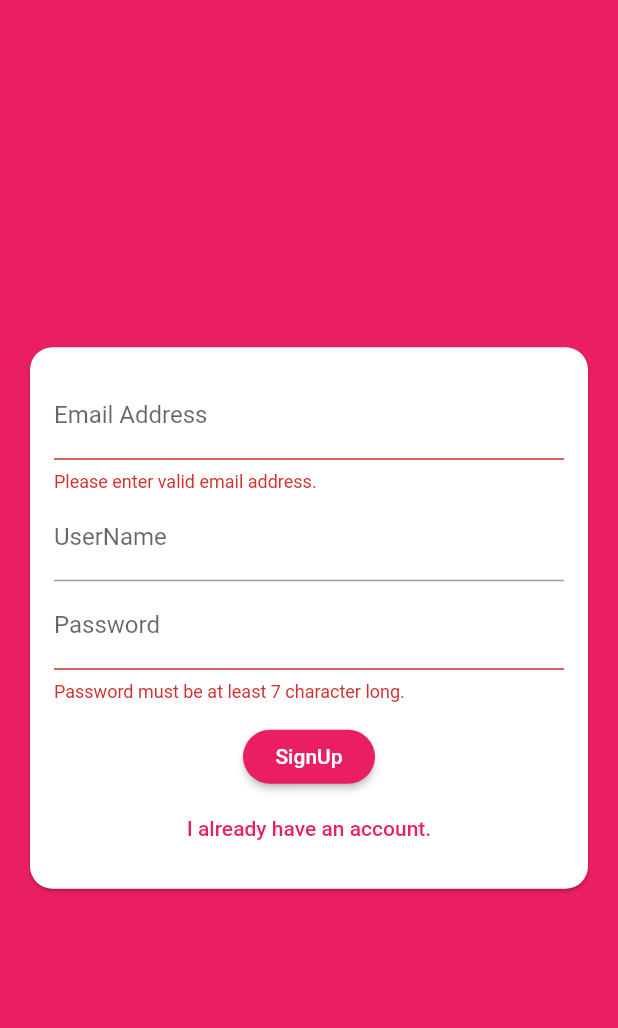
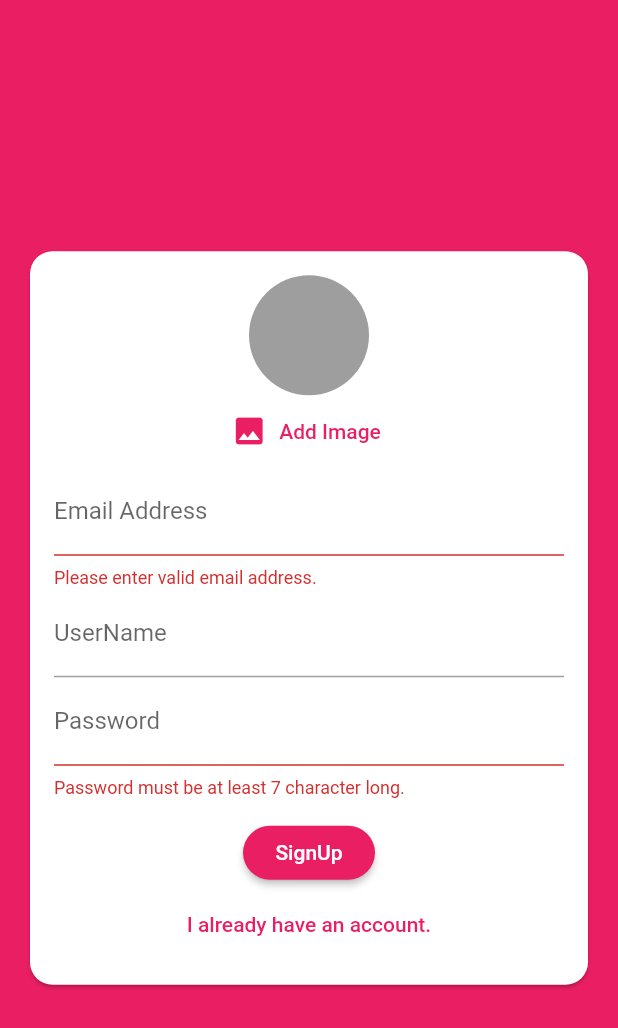
Before and after one commit to hi2param/chat, a Flutter app: the screen it shows after launch, after a tap on "Login", after a tap on "Create new account", on a phone screen of 412 x 824 dp. Shown: the top 1028 px of the screen. Run offline on Flutter 3.47's test engine with Material 2 defaults, Android fonts, the phone set to English and light mode, and no system bars; our stand-ins replace cloud_firestore, firebase_auth, firebase_messaging, firebase_storage, image_picker; accounts and stored records are empty.

```diff
--- a/lib/chat/new_message.dart
+++ b/lib/chat/new_message.dart
@@ -11,15 +11,17 @@ class _NewMessageState extends State<NewMessage> {
   final _controller = new TextEditingController();
   var _enteredMessage = '';
 
-  void _sendMessage() async{
+  void _sendMessage() async {
     FocusScope.of(context).unfocus();
     final user = await FirebaseAuth.instance.currentUser();
-    final userData = await Firestore.instance.collection('users').document(user.uid).get();
+    final userData =
+        await Firestore.instance.collection('users').document(user.uid).get();
     Firestore.instance.collection('chat').add({
       'text': _enteredMessage,
-           'createdAt':Timestamp.now(),
+      'createdAt': Timestamp.now(),
       'userId': user.uid,
-           'username': userData['username']
+      'username': userData['username'],
+      'userImage': userData['image_url']
     });
     _controller.clear();
   }
@@ -27,16 +29,17 @@ class _NewMessageState extends State<NewMessage> {
   @override
   Widget build(BuildContext context) {
     return Container(
-      margin: EdgeInsets.only(top:8),
+      margin: EdgeInsets.only(top: 8),
       padding: EdgeInsets.all(8),
-      child: Row(children: <Widget>[
+      child: Row(
+        children: <Widget>[
           Expanded(
             child: TextField(
               controller: _controller,
               decoration: InputDecoration(
                 labelText: 'Send a message...',
               ),
-            onChanged: (value){
+              onChanged: (value) {
                 setState(() {
                   _enteredMessage = value;
                 });
@@ -48,9 +51,8 @@ class _NewMessageState extends State<NewMessage> {
             icon: Icon(Icons.send),
             onPressed: _enteredMessage.trim().isEmpty ? null : _sendMessage,
           ),
-
-      ],),
-
+        ],
+      ),
     );
   }
 }
--- /dev/null
+++ b/lib/pickers/user_image_picker.dart
@@ -0,0 +1,51 @@
+import 'dart:io';
+
+import 'package:flutter/material.dart';
+import 'package:image_picker/image_picker.dart';
+
+class UserImagePicker extends StatefulWidget {
+  UserImagePicker(this.imagePickFn);
+
+  final void Function(File pickedImage) imagePickFn;
+
+  @override
+  _UserImagePickerState createState() => _UserImagePickerState();
+}
+
+class _UserImagePickerState extends State<UserImagePicker> {
+  File _pickedImage;
+
+  void _pickImage() async {
+    final pickedImageFile =
+        // ignore: deprecated_member_use
+        await ImagePicker.pickImage(
+      source: ImageSource.camera,
+      imageQuality: 50,
+      maxWidth: 150,
+    );
+    setState(() {
+      _pickedImage = pickedImageFile;
+    });
+    widget.imagePickFn(pickedImageFile);
+  }
+
+  @override
+  Widget build(BuildContext context) {
+    return Column(
+      children: <Widget>[
+        CircleAvatar(
+          radius: 40,
+          backgroundColor: Colors.grey,
+          backgroundImage:
+              _pickedImage != null ? FileImage(_pickedImage) : null,
+        ),
+        FlatButton.icon(
+          textColor: Theme.of(context).primaryColor,
+          onPressed: _pickImage,
+          icon: Icon(Icons.image),
+          label: Text('Add Image'),
+        ),
+      ],
+    );
+  }
+}
--- a/lib/widgets/auth/auth_form.dart
+++ b/lib/widgets/auth/auth_form.dart
@@ -1,41 +1,58 @@
+import 'dart:io';
+
+import 'package:chat/pickers/user_image_picker.dart';
 import 'package:flutter/material.dart';
 
 class AuthForm extends StatefulWidget {
-AuthForm(
-  this.submitFn,
-  this.isLoading
-  );
+  AuthForm(this.submitFn, this.isLoading);
 
   final bool isLoading;
   final void Function(
     String email,
     String password,
     String userName,
+    File image,
     bool isLogin,
     BuildContext ctx,
-)submitFn;
+  ) submitFn;
 
   @override
   _AuthFormState createState() => _AuthFormState();
 }
 
 class _AuthFormState extends State<AuthForm> {
-
   final _formKey = GlobalKey<FormState>();
   var _isLogin = true;
   var _userEmail = '';
   var _userPassword = '';
   var _userName = '';
+  File _userImageFIle;
 
-  void _trySubmit(){
+  void _pickedImage(File image) {
+    _userImageFIle = image;
+  }
+
+  void _trySubmit() {
     final isValid = _formKey.currentState.validate();
     FocusScope.of(context).unfocus();
-     if(isValid){
+
+    if (_userImageFIle == null && !_isLogin) {
+      Scaffold.of(context).showSnackBar(
+        SnackBar(
+          content: Text('Please pick an image'),
+          backgroundColor: Theme.of(context).errorColor,
+        ),
+      );
+      return;
+    }
+
+    if (isValid) {
       _formKey.currentState.save();
       widget.submitFn(
         _userEmail.trim(),
         _userPassword.trim(),
         _userName.trim(),
+        _userImageFIle,
         _isLogin,
         context,
       );
@@ -58,27 +75,26 @@ class _AuthFormState extends State<AuthForm> {
                 child: Column(
                   mainAxisSize: MainAxisSize.min,
                   children: <Widget>[
+                    if (!_isLogin) UserImagePicker(_pickedImage),
                     TextFormField(
                       key: ValueKey('email'),
                       validator: (value) {
-                      if(value.isEmpty || !value.contains('@')){
+                        if (value.isEmpty || !value.contains('@')) {
                           return 'Please enter valid email address.';
                         }
                         return null;
                       },
                       keyboardType: TextInputType.emailAddress,
-                    decoration: InputDecoration(
-                      labelText: 'Email Address'
-                    ),
-                    onSaved: (value){
+                      decoration: InputDecoration(labelText: 'Email Address'),
+                      onSaved: (value) {
                         _userEmail = value;
                       },
                     ),
-                  if(!_isLogin)
+                    if (!_isLogin)
                       TextFormField(
                         key: ValueKey('username'),
-                    validator: (value){
-                      if(value.isEmpty || value.length <6){
+                        validator: (value) {
+                          if (value.isEmpty || value.length < 6) {
                             return 'Please enter at least 6 characters.';
                           }
                           return null;
@@ -86,47 +102,45 @@ class _AuthFormState extends State<AuthForm> {
                         decoration: InputDecoration(
                           labelText: 'UserName',
                         ),
-                    onSaved: (value){
+                        onSaved: (value) {
                           _userName = value;
                         },
                       ),
                     TextFormField(
                       key: ValueKey('password'),
-                    validator: (value){
-                      if(value.isEmpty || value.length < 7){
+                      validator: (value) {
+                        if (value.isEmpty || value.length < 7) {
                           return 'Password must be at least 7 character long.';
                         }
                         return null;
                       },
-                        decoration: InputDecoration(
-                      labelText: 'Password'
-                      ),
+                      decoration: InputDecoration(labelText: 'Password'),
                       obscureText: true,
-                      onSaved: (value){
+                      onSaved: (value) {
                         _userPassword = value;
                       },
                     ),
-                  SizedBox(height: 12,),
-                  if(widget.isLoading) CircularProgressIndicator(),
-                  if(!widget.isLoading)
+                    SizedBox(
+                      height: 12,
+                    ),
+                    if (widget.isLoading) CircularProgressIndicator(),
+                    if (!widget.isLoading)
                       RaisedButton(
-                    child: Text(_isLogin ? 'Login': 'SignUp'),
+                        child: Text(_isLogin ? 'Login' : 'SignUp'),
                         onPressed: _trySubmit,
-                  ) ,
-                 if(!widget.isLoading)
+                      ),
+                    if (!widget.isLoading)
                       FlatButton(
                         textColor: Theme.of(context).primaryColor,
-                    child: Text(_isLogin ? 'Create new account' : 'I already have an account.'),
-                    onPressed: (){
+                        child: Text(_isLogin
+                            ? 'Create new account'
+                            : 'I already have an account.'),
+                        onPressed: () {
                           setState(() {
                             _isLogin = !_isLogin;
                           });
-
-
                         },
-
                       ),
-
                   ],
                 )),
           ),
--- a/pubspec.yaml
+++ b/pubspec.yaml
@@ -25,6 +25,9 @@ dependencies:
   cupertino_icons: ^0.1.2
   cloud_firestore: ^0.13.5
   firebase_auth: ^0.16.0
+  image_picker: ^0.6.5+3
+  firebase_storage: ^3.1.5
+  firebase_messaging: ^6.0.16
 
 dev_dependencies:
   flutter_test:
```
Also changed, not shown: lib/chat/message_bubble.dart (+44 -18 lines), lib/chat/messages.dart (+10 -8 lines), lib/main.dart (+9 -8 lines), lib/screens/auth_screen.dart (+30 -10 lines), lib/screens/chat_screen.dart (+38 -11 lines), pubspec.lock, 6 other files. Lines whose indentation alone changed are shown as unchanged.
